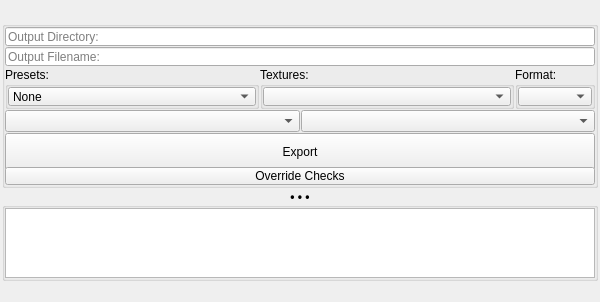
Above: mayatk/env_utils/scene_exporter/scene_exporter.ui from m3trik/mayatk before the change. Below: the same form after it.
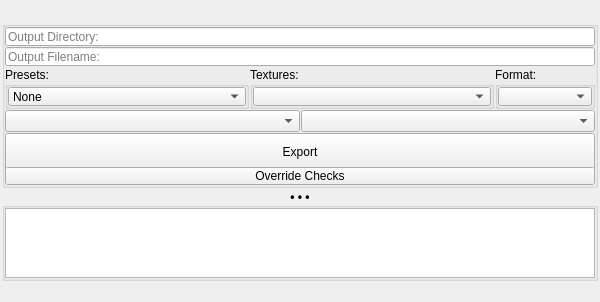
That is the form after the change. Custom widgets are drawn as their Qt base class.

The edit to the form file:
```diff
--- a/mayatk/env_utils/scene_exporter/scene_exporter.ui
+++ b/mayatk/env_utils/scene_exporter/scene_exporter.ui
@@ -250,13 +250,13 @@
             <widget class="QGroupBox" name="format_grp">
              <property name="minimumSize">
               <size>
-               <width>80</width>
+               <width>100</width>
                <height>0</height>
               </size>
              </property>
              <property name="maximumSize">
               <size>
-               <width>80</width>
+               <width>100</width>
                <height>16777215</height>
               </size>
              </property>
```
Left out of the diff: 3 changed lines with no effect on the pictures.
